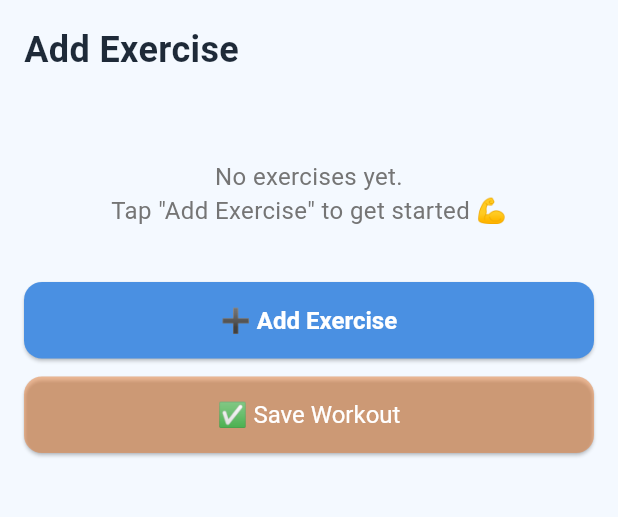
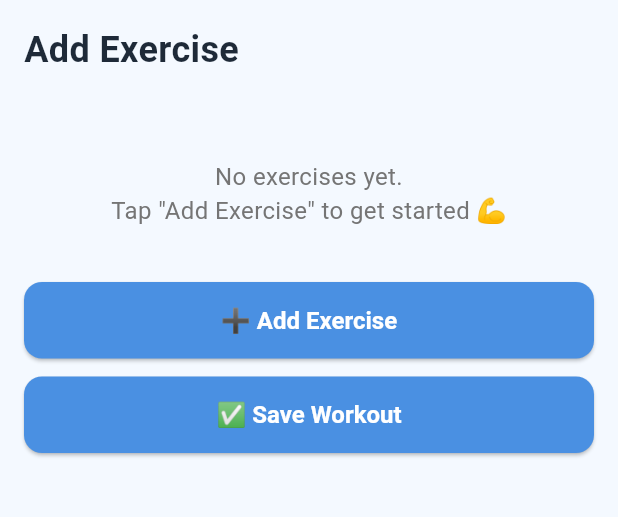
Before and after one commit to toluelesin-tj/Git, a Flutter app: the screen it shows after launch, after a tap on "📝 Log Workout", on a phone screen of 412 x 824 dp, the part 84-601 px from its top. Run offline on Flutter 3.47's test engine with Material 3 defaults, Android fonts, the light colour scheme and no system bars.

Commit message:
Forgot to commit all the changes I made

```diff
--- a/workout_tracker/lib/log_workout_page.dart
+++ b/workout_tracker/lib/log_workout_page.dart
@@ -118,14 +118,11 @@ class _LogWorkoutPageState extends State<LogWorkoutPage> {
 
           ElevatedButton(
             style: ElevatedButton.styleFrom(
-                  backgroundColor: Color.fromARGB(123, 234, 123, 45),
-                  foregroundColor: Colors.white,
                   padding: EdgeInsets.symmetric(vertical: 16),
-                  textStyle: TextStyle(fontSize: 16),
-                  shape: RoundedRectangleBorder(
-                    borderRadius: BorderRadius.circular(12),
-                  ),
-                ),
+                    textStyle: TextStyle(fontSize: 16, fontWeight: FontWeight.bold),
+                    shape: RoundedRectangleBorder(
+                      borderRadius: BorderRadius.circular(12)
+                    )),
             onPressed: _saveWorkout,
             child: Text('✅ Save Workout'),
           ),
@@ -176,7 +173,7 @@ class _ExerciseCardState extends State<ExerciseCard> {
     return Card(
       elevation: 4,
       shape: RoundedRectangleBorder(borderRadius: BorderRadius.circular(12)), // make it have a nice border
-      color: Theme.of(context).colorScheme.secondary.withOpacity(0.1),
+      color: Color(0xFFE6F0FF), // soft light blue
       margin: const EdgeInsets.only(bottom: 20),
       child: Padding(
         padding: const EdgeInsets.all(12),
--- a/workout_tracker/lib/main.dart
+++ b/workout_tracker/lib/main.dart
@@ -21,11 +21,11 @@
         colorScheme: ColorScheme.fromSeed(
           seedColor: Color(0xFF4A90E2),
           primary: Color(0xFF4A90E2),
-            secondary: Color(0xFF7FB3FF),
+          secondary: Color(0xFFE6F0FF),
           background: Color(0xFFF4F9FF),
         ),
         textTheme: TextTheme(
-            bodyLarge: TextStyle(color: Color(0xFF1E2A38)),  // rich navy-gray
+          bodyLarge: TextStyle(color: Color(0xFF1E2A38)),
           bodyMedium: TextStyle(color: Color(0xFF1E2A38)),
           titleLarge: TextStyle(
             fontSize: 24,
@@ -36,7 +36,7 @@
         inputDecorationTheme: InputDecorationTheme(
           filled: true,
           fillColor: Colors.white,
-            labelStyle: TextStyle(color: Color(0xFF5C6B84)),  // friendlier gray-blue
+          labelStyle: TextStyle(color: Color(0xFF5C6B84)),
           hintStyle: TextStyle(color: Color(0xFF5C6B84)),
           border: OutlineInputBorder(
             borderRadius: BorderRadius.circular(8),
@@ -58,6 +58,7 @@
           contentTextStyle: TextStyle(color: Colors.white),
         ),
       ),
+
       debugShowCheckedModeBanner: false, // Removes the debug banner
       home: WorkoutHomePage(), // Sets the home screen
     );
@@ -108,35 +109,39 @@
             },
             ),
           SizedBox(height: 20), // Adds spacing between buttons
-          ElevatedButton(
+          BigActionButton(
+            text: 'Your Profile Page',
+            icon: Icons.person,
             onPressed: () {
               Navigator.push(
                 context,
                 MaterialPageRoute(builder: (context) => ProfilePage()),
               );
             },
-            child: Text('Your Profile Page'),
             ),
           SizedBox(height: 20), // Adds spacing between buttons
-          ElevatedButton(
+          BigActionButton(
+            text: '🎯 Challenges',
+            icon: Icons.flag,
             onPressed: () {
               Navigator.push(
                 context,
                 MaterialPageRoute(builder: (context) => ChallengesPage()),
               );
             },
-            child: Text('Go to Challenges Page'),
             ),
           SizedBox(height: 20), // Adds spacing between buttons
-          ElevatedButton(
+          BigActionButton(
+            text: 'Rewards',
+            icon: Icons.cabin,
             onPressed: () {
               Navigator.push(
                 context,
                 MaterialPageRoute(builder: (context) => RewardsPage()),
               );
             },
-            child: Text('Streaks & Rewards Page'),
             ),
+          SizedBox(height: 20), // Adds spacing between buttons
         ],
       ),
     );
```
Lines whose indentation alone changed are shown as unchanged.
